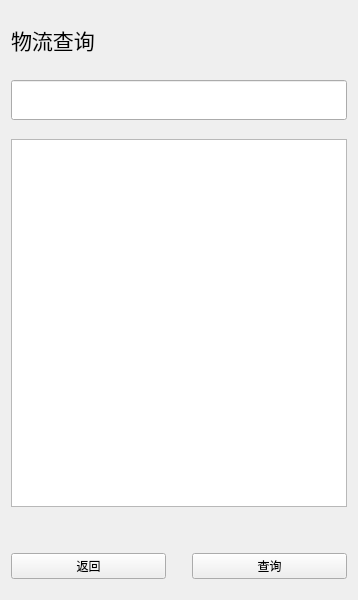
First picture: the form in expressquery.ui, repository sg-first/Express-System, before the edit.
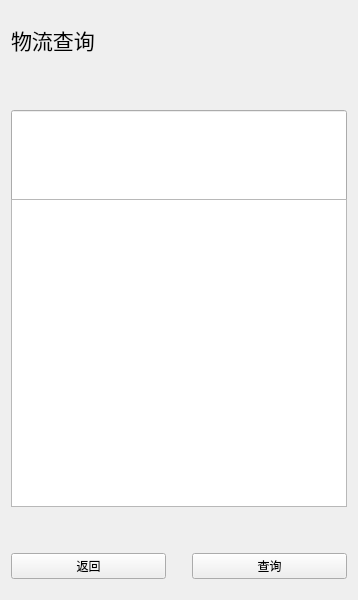
Second picture: the form after the edit.

The edit to the form file:
```diff
--- a/expressquery.ui
+++ b/expressquery.ui
@@ -79,7 +79,7 @@
      <property name="minimumSize">
       <size>
        <width>0</width>
-       <height>40</height>
+       <height>100</height>
       </size>
      </property>
      <property name="maximumSize">
```
